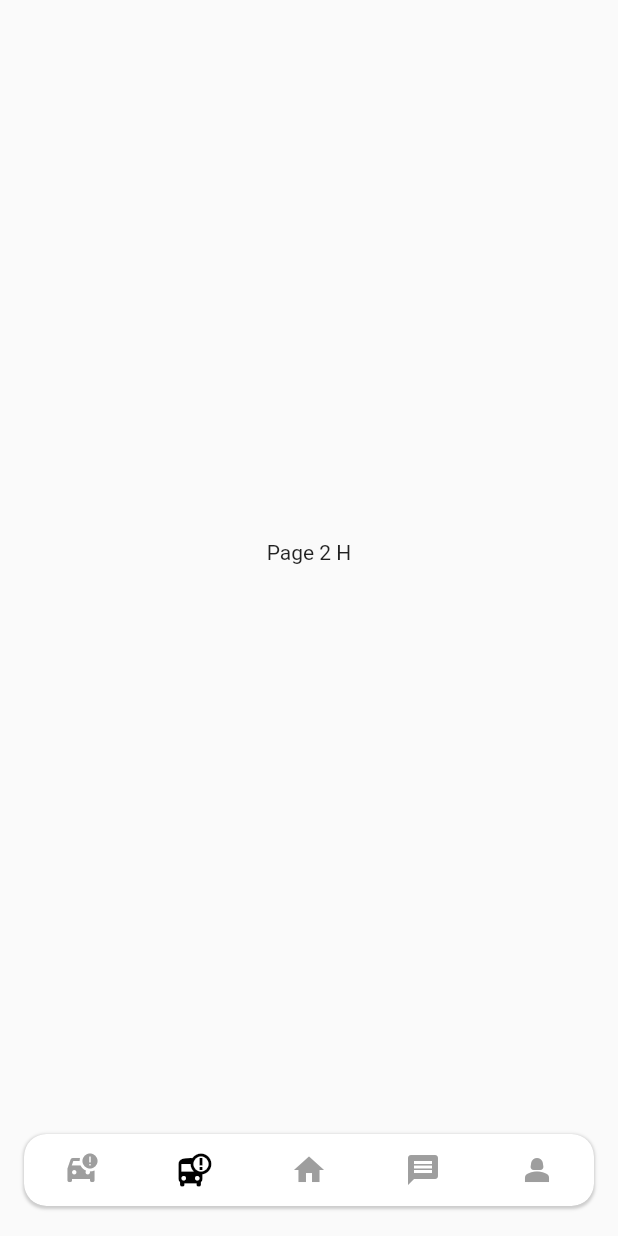
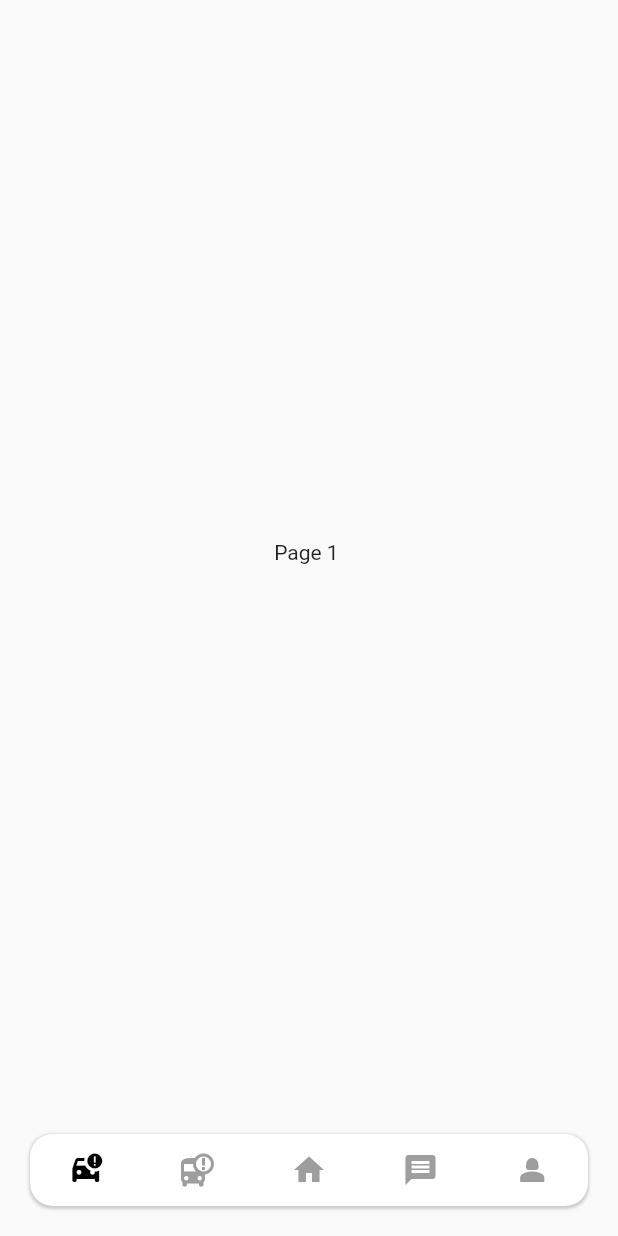
Before and after one commit to DraggyChen/pickup_flutter_app, a Flutter app: the screen it shows after launch, item 2 of the bottom bar chosen, after a tap on the "car crash" icon, on a phone screen of 412 x 824 dp. Run offline on Flutter 3.47's test engine with Material 2 defaults, Android fonts, the phone set to English and light mode, and no system bars; our stand-ins replace image_picker, mask_text_input_formatter.

```diff
--- a/lib/view/navigation_bar.dart
+++ b/lib/view/navigation_bar.dart
@@ -30,8 +30,8 @@ class _NavigationBarState extends State<Navigation_Bar> {
           });
         },
         children: [
-          Center(child: Text('Page 1 H')),
-          Center(child: Text('Page 2 H')),
+          Center(child: Text('Page 1 ')),
+          Center(child: Text('Page 2 ')),
           HomePage(),
           Center(child: Text('Page 4 H')),
           Center(child: Text('Page 5 H')),
@@ -39,7 +39,7 @@ class _NavigationBarState extends State<Navigation_Bar> {
       ),
       bottomNavigationBar: Container(
         //上下左右間距
-        margin: EdgeInsets.symmetric(vertical: 20.0, horizontal: 16.0),
+        margin: EdgeInsets.symmetric(vertical: 20.0, horizontal: 20.0),
         decoration: BoxDecoration(
           borderRadius: BorderRadius.circular(15.0),
           boxShadow: [
@@ -47,7 +47,7 @@ class _NavigationBarState extends State<Navigation_Bar> {
               color: Colors.grey.withOpacity(0.5),
               spreadRadius: 0.5,
               blurRadius: 1,
-              offset: Offset(0, 1), // changes position of shadow
+              offset: Offset(0, 1),
             ),
           ],
         ),
@@ -61,32 +61,31 @@ class _NavigationBarState extends State<Navigation_Bar> {
                 IconButton(
                   icon: Icon(Icons.car_crash),
                   color: _selectedIndex == 0 ? Colors.black : Colors.grey,
-                  onPressed: () =>_onItemTapped(1),
+                  onPressed: () => _onItemTapped(0),
                 ),
                 IconButton(
                   icon: Icon(Icons.bus_alert),
                   color: _selectedIndex == 1 ? Colors.black : Colors.grey,
-                  onPressed: () =>_onItemTapped(1),
+                  onPressed: () => _onItemTapped(1),
                 ),
                 IconButton(
                   icon: Icon(Icons.home),
                   color: _selectedIndex == 2 ? Colors.black : Colors.grey,
-                  onPressed: () =>_onItemTapped(2),
+                  onPressed: () => _onItemTapped(2),
                 ),
                 IconButton(
                   icon: Icon(Icons.message),
                   color: _selectedIndex == 3 ? Colors.black : Colors.grey,
-                  onPressed: () =>_onItemTapped(3),
+                  onPressed: () => _onItemTapped(3),
                 ),
                 IconButton(
                   icon: Icon(Icons.person_2),
                   color: _selectedIndex == 4 ? Colors.black : Colors.grey,
-                  onPressed: () =>_onItemTapped(4),
+                  onPressed: () => _onItemTapped(4),
                 ),
               ],
             ),
           ),
-
         ),
       ),
     );
```
Also changed, not shown: lib/view/home_page.dart (+7 -1 lines).
